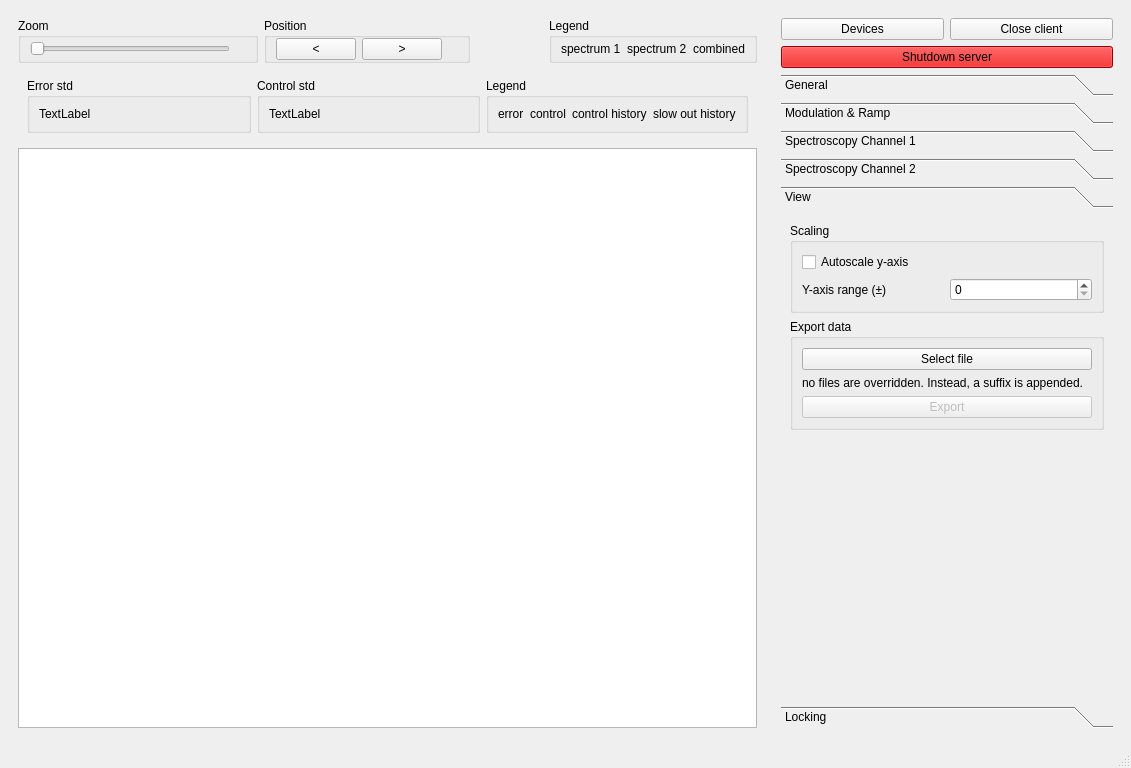
The window that linien/client/ui/main_window.ui (linien-org/linien) describes before a commit, drawn with Qt 5.
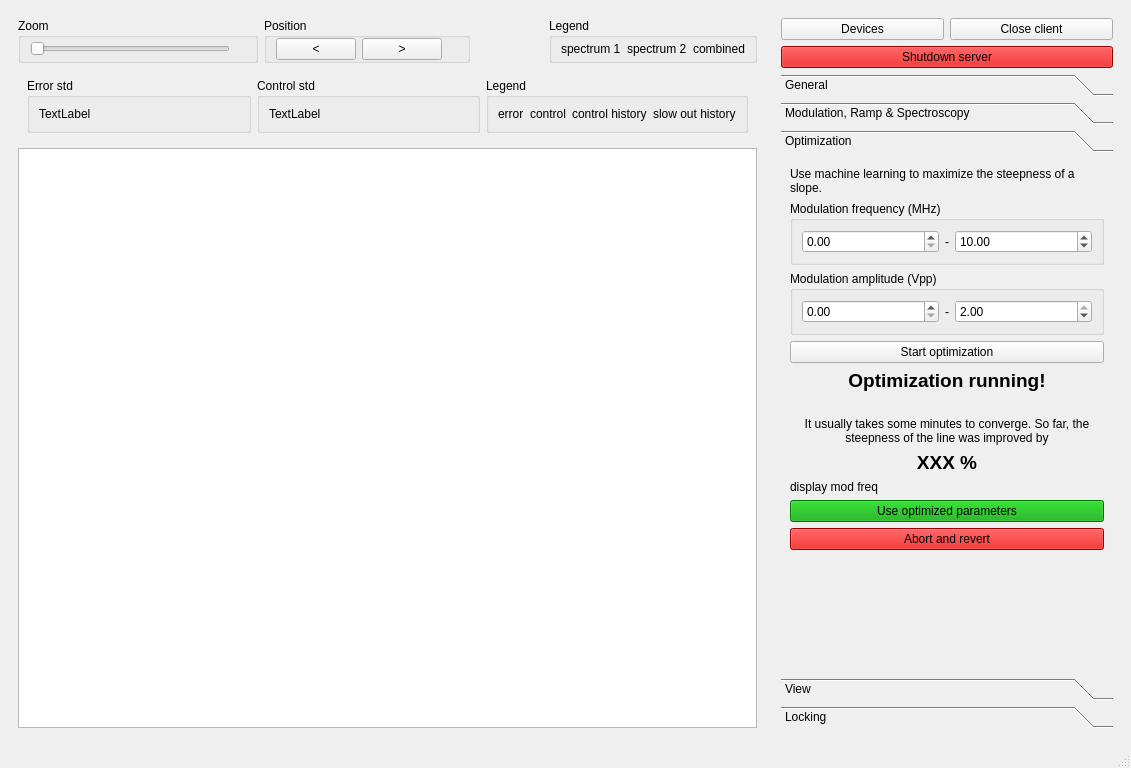
The same window after the commit. Custom widgets are drawn as their Qt base class.

Patch:
```diff
--- a/linien/client/ui/main_window.ui
+++ b/linien/client/ui/main_window.ui
@@ -802,7 +802,7 @@
           </size>
          </property>
          <property name="currentIndex">
-          <number>4</number>
+          <number>2</number>
          </property>
          <widget class="GeneralPanel" name="page_2">
           <property name="geometry">
@@ -1332,7 +1332,7 @@
            </rect>
           </property>
           <attribute name="label">
-           <string>Modulation &amp;&amp; Ramp</string>
+           <string>Modulation, Ramp &amp;&amp; Spectroscopy</string>
           </attribute>
           <layout class="QVBoxLayout" name="verticalLayout_3">
            <item>
@@ -1507,13 +1507,13 @@
            </item>
           </layout>
          </widget>
-         <widget class="QWidget" name="spectroscopy_channel_1_page">
+         <widget class="OptimizationPanel" name="optimization_page">
           <property name="geometry">
            <rect>
             <x>0</x>
             <y>0</y>
-            <width>338</width>
-            <height>438</height>
+            <width>355</width>
+            <height>549</height>
            </rect>
           </property>
           <property name="sizePolicy">
@@ -1523,29 +1523,214 @@
            </sizepolicy>
           </property>
           <attribute name="label">
-           <string>Spectroscopy Channel 1</string>
-          </attribute>
-          <layout class="QVBoxLayout" name="verticalLayout">
-           <item>
-            <widget class="SpectroscopyChannelAPanel" name="widget_4" native="true"/>
-           </item>
-          </layout>
-         </widget>
-         <widget class="QWidget" name="spectroscopy_channel_2_page">
-          <property name="geometry">
-           <rect>
-            <x>0</x>
-            <y>0</y>
-            <width>338</width>
-            <height>438</height>
-           </rect>
-          </property>
-          <attribute name="label">
-           <string>Spectroscopy Channel 2</string>
+           <string>Optimization</string>
           </attribute>
           <layout class="QVBoxLayout" name="verticalLayout_10">
            <item>
-            <widget class="SpectroscopyChannelBPanel" name="widget" native="true"/>
+            <widget class="QWidget" name="optimization_not_running_container" native="true">
+             <layout class="QVBoxLayout" name="verticalLayout">
+              <property name="leftMargin">
+               <number>0</number>
+              </property>
+              <property name="topMargin">
+               <number>0</number>
+              </property>
+              <property name="rightMargin">
+               <number>0</number>
+              </property>
+              <property name="bottomMargin">
+               <number>0</number>
+              </property>
+              <item>
+               <widget class="QLabel" name="label_12">
+                <property name="text">
+                 <string>Use machine learning to maximize the steepness of a slope.</string>
+                </property>
+                <property name="wordWrap">
+                 <bool>true</bool>
+                </property>
+               </widget>
+              </item>
+              <item>
+               <widget class="QGroupBox" name="groupBox_14">
+                <property name="title">
+                 <string>Modulation frequency (MHz)</string>
+                </property>
+                <layout class="QHBoxLayout" name="horizontalLayout_14">
+                 <item>
+                  <widget class="QDoubleSpinBox" name="optimization_mod_freq_min"/>
+                 </item>
+                 <item>
+                  <widget class="QLabel" name="label_24">
+                   <property name="sizePolicy">
+                    <sizepolicy hsizetype="Fixed" vsizetype="Preferred">
+                     <horstretch>0</horstretch>
+                     <verstretch>0</verstretch>
+                    </sizepolicy>
+                   </property>
+                   <property name="text">
+                    <string>-</string>
+                   </property>
+                  </widget>
+                 </item>
+                 <item>
+                  <widget class="QDoubleSpinBox" name="optimization_mod_freq_max">
+                   <property name="sizePolicy">
+                    <sizepolicy hsizetype="Minimum" vsizetype="Fixed">
+                     <horstretch>0</horstretch>
+                     <verstretch>0</verstretch>
+                    </sizepolicy>
+                   </property>
+                   <property name="value">
+                    <double>10.000000000000000</double>
+                   </property>
+                  </widget>
+                 </item>
+                </layout>
+               </widget>
+              </item>
+              <item>
+               <widget class="QGroupBox" name="groupBox_15">
+                <property name="title">
+                 <string>Modulation amplitude (Vpp)</string>
+                </property>
+                <layout class="QHBoxLayout" name="horizontalLayout_17">
+                 <item>
+                  <widget class="QDoubleSpinBox" name="optimization_mod_amp_min">
+                   <property name="maximum">
+                    <double>2.000000000000000</double>
+                   </property>
+                  </widget>
+                 </item>
+                 <item>
+                  <widget class="QLabel" name="label_18">
+                   <property name="sizePolicy">
+                    <sizepolicy hsizetype="Fixed" vsizetype="Preferred">
+                     <horstretch>0</horstretch>
+                     <verstretch>0</verstretch>
+                    </sizepolicy>
+                   </property>
+                   <property name="text">
+                    <string>-</string>
+                   </property>
+                  </widget>
+                 </item>
+                 <item>
+                  <widget class="QDoubleSpinBox" name="optimization_mod_amp_max">
+                   <property name="maximum">
+                    <double>2.000000000000000</double>
+                   </property>
+                   <property name="value">
+                    <double>2.000000000000000</double>
+                   </property>
+                  </widget>
+                 </item>
+                </layout>
+               </widget>
+              </item>
+              <item>
+               <widget class="QPushButton" name="start_optimization_btn">
+                <property name="text">
+                 <string>Start optimization</string>
+                </property>
+               </widget>
+              </item>
+             </layout>
+            </widget>
+           </item>
+           <item>
+            <widget class="QWidget" name="optimization_running_container" native="true">
+             <layout class="QVBoxLayout" name="verticalLayout_21">
+              <property name="leftMargin">
+               <number>0</number>
+              </property>
+              <property name="topMargin">
+               <number>0</number>
+              </property>
+              <property name="rightMargin">
+               <number>0</number>
+              </property>
+              <property name="bottomMargin">
+               <number>0</number>
+              </property>
+              <item>
+               <widget class="QLabel" name="label_14">
+                <property name="text">
+                 <string>&lt;html&gt;&lt;head/&gt;&lt;body&gt;&lt;p&gt;&lt;span style=&quot; font-size:14pt; font-weight:600;&quot;&gt;Optimization running!&lt;/span&gt;&lt;br/&gt;&lt;/p&gt;&lt;p&gt;It usually takes some minutes to converge. So far, the steepness of the line was improved by&lt;/p&gt;&lt;/body&gt;&lt;/html&gt;</string>
+                </property>
+                <property name="textFormat">
+                 <enum>Qt::RichText</enum>
+                </property>
+                <property name="alignment">
+                 <set>Qt::AlignCenter</set>
+                </property>
+                <property name="wordWrap">
+                 <bool>true</bool>
+                </property>
+               </widget>
+              </item>
+              <item>
+               <widget class="QLabel" name="optimization_improvement">
+                <property name="font">
+                 <font>
+                  <pointsize>14</pointsize>
+                  <weight>75</weight>
+                  <bold>true</bold>
+                 </font>
+                </property>
+                <property name="text">
+                 <string>XXX %</string>
+                </property>
+                <property name="alignment">
+                 <set>Qt::AlignCenter</set>
+                </property>
+               </widget>
+              </item>
+              <item>
+               <widget class="QLabel" name="optimization_display_parameters">
+                <property name="text">
+                 <string>display mod freq</string>
+                </property>
+                <property name="textFormat">
+                 <enum>Qt::RichText</enum>
+                </property>
+               </widget>
+              </item>
+              <item>
+               <widget class="QPushButton" name="optimization_use_new_parameters">
+                <property name="styleSheet">
+                 <string notr="true">background-color: #00a400;</string>
+                </property>
+                <property name="text">
+                 <string>Use optimized parameters</string>
+                </property>
+               </widget>
+              </item>
+              <item>
+               <widget class="QPushButton" name="optimization_abort">
+                <property name="styleSheet">
+                 <string notr="true">background-color: #d40000;</string>
+                </property>
+                <property name="text">
+                 <string>Abort and revert</string>
+                </property>
+               </widget>
+              </item>
+             </layout>
+            </widget>
+           </item>
+           <item>
+            <spacer name="verticalSpacer_4">
+             <property name="orientation">
+              <enum>Qt::Vertical</enum>
+             </property>
+             <property name="sizeHint" stdset="0">
+              <size>
+               <width>20</width>
+               <height>40</height>
+              </size>
+             </property>
+            </spacer>
            </item>
           </layout>
          </widget>
@@ -1555,7 +1740,7 @@
             <x>0</x>
             <y>0</y>
             <width>338</width>
-            <height>438</height>
+            <height>471</height>
            </rect>
           </property>
           <property name="sizePolicy">
@@ -1767,6 +1952,12 @@
    <header location="global">view_panel.h</header>
    <container>1</container>
   </customwidget>
+  <customwidget>
+   <class>OptimizationPanel</class>
+   <extends>QWidget</extends>
+   <header location="global">optimization_panel.h</header>
+   <container>1</container>
+  </customwidget>
  </customwidgets>
  <resources/>
  <connections/>
```
Left out of the diff: 37 changed lines with no effect on the pictures.
